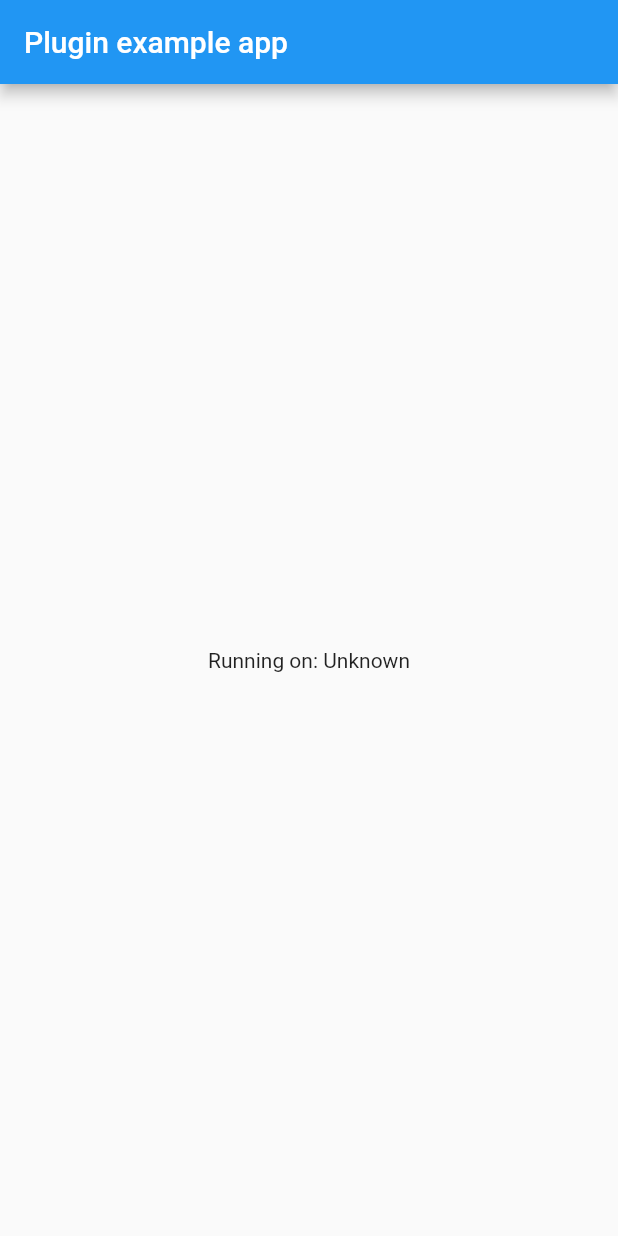
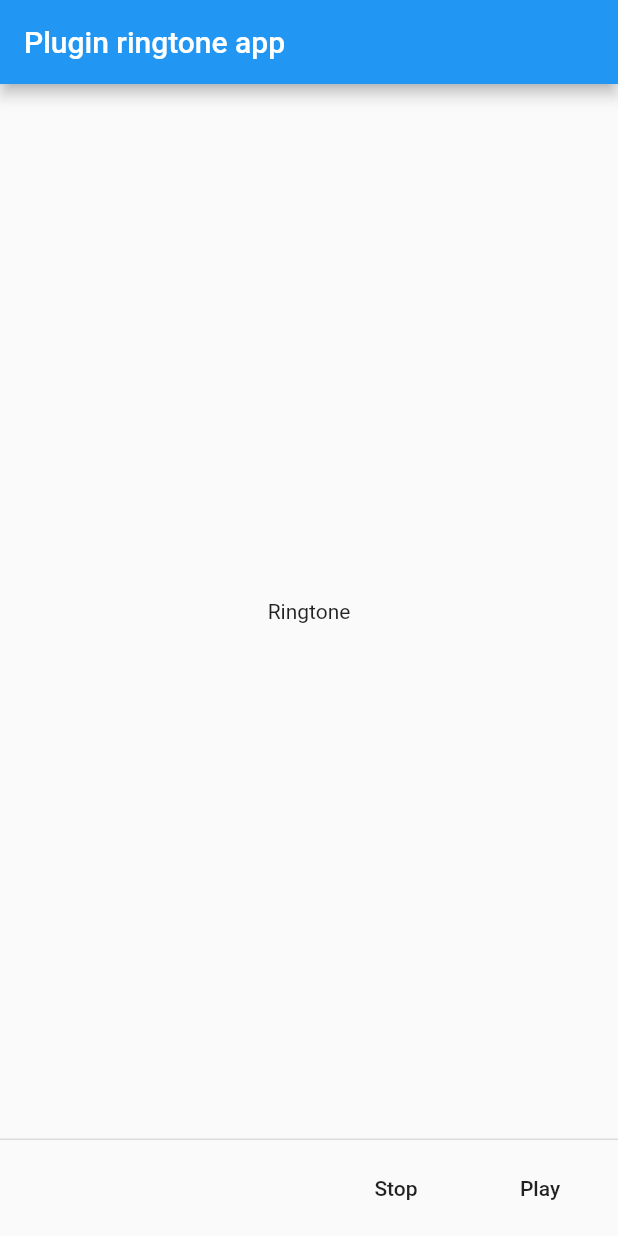
Before and after one commit to peterzagoranski/flutter_ringtone, a Flutter app: the screen it shows after launch, on a phone screen of 412 x 824 dp. Run offline on Flutter 3.47's test engine with Material 2 defaults, Android fonts, the phone set to English and light mode, and no system bars.

Commit message:
Updated example

```diff
--- a/example/lib/main.dart
+++ b/example/lib/main.dart
@@ -1,7 +1,4 @@
 import 'package:flutter/material.dart';
-import 'dart:async';
-
-import 'package:flutter/services.dart';
 import 'package:ringtone/ringtone.dart';
 
 void main() => runApp(new MyApp());
@@ -17,11 +14,25 @@ class _MyAppState extends State<MyApp> {
     return new MaterialApp(
       home: new Scaffold(
         appBar: new AppBar(
-          title: const Text('Plugin example app'),
+          title: const Text('Plugin ringtone app'),
         ),
         body: new Center(
-          child: new Text('Running on: Unknown'),
+          child: new Text('Ringtone'),
         ),
+        persistentFooterButtons: <Widget>[
+          new FlatButton(
+            onPressed: () {
+              Ringtone.stop();
+            },
+            child: const Text('Stop')
+          ),
+          new FlatButton(
+            onPressed: () {
+              Ringtone.play();
+            },
+            child: const Text('Play')
+          ),
+        ],
       ),
     );
   }
```
Also changed, not shown: 1 other file.
